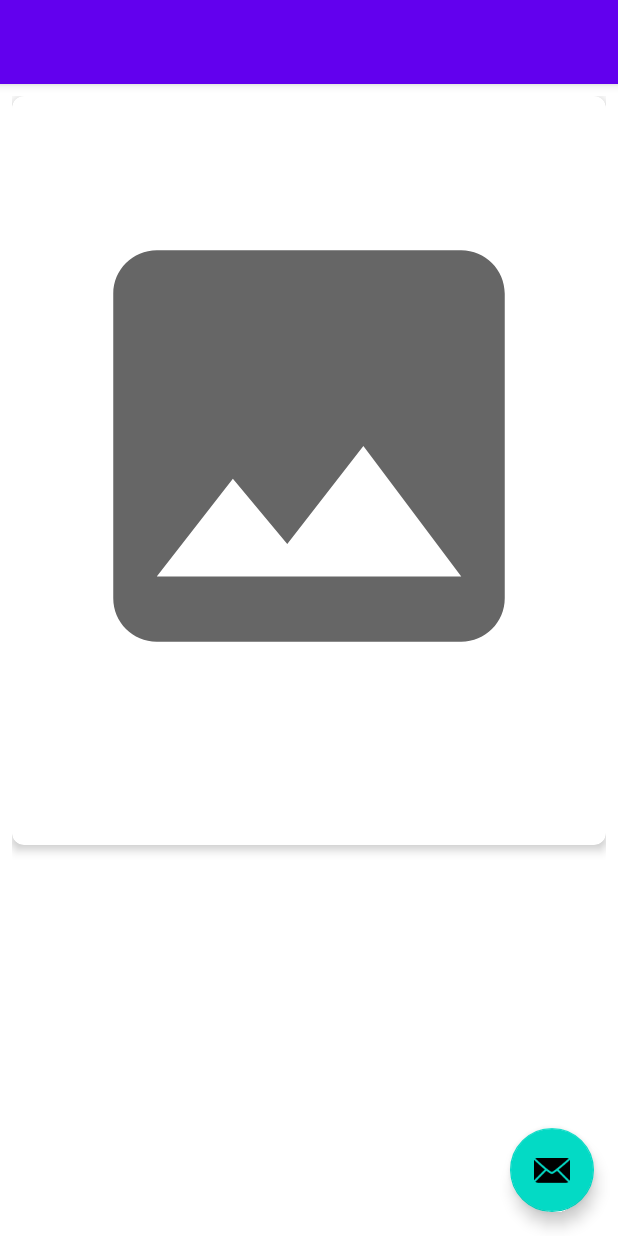
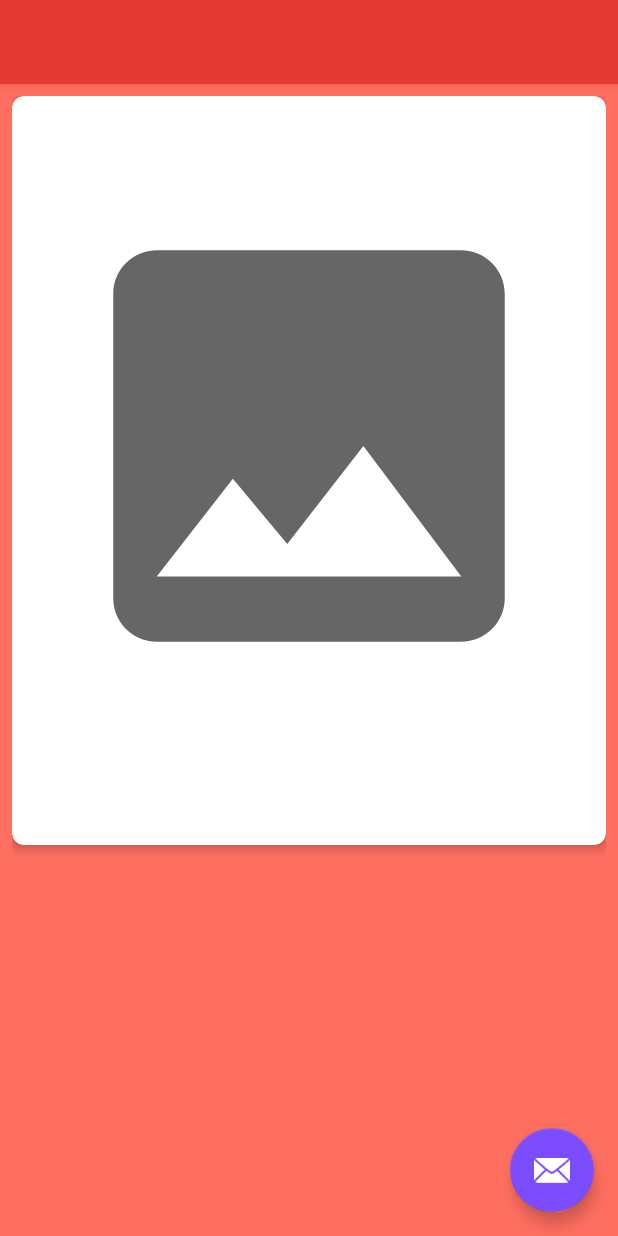
Before and after one commit to EngineerSk/flickr-browser-kotlin, an Android app: the layout activity_photo_details.xml on its own in the app's theme, with its tools: preview values and no code run, on a phone screen of 412 x 824 dp. Run offline under Robolectric (Android 15) with nearby library versions, the phone set to English and light mode, and no system bars.

Commit message:
App theme styles with material colors primary red and secondary purple

```diff
--- a/app/src/main/res/values/colors.xml
+++ b/app/src/main/res/values/colors.xml
@@ -7,4 +7,12 @@
     <color name="teal_700">#FF018786</color>
     <color name="black">#FF000000</color>
     <color name="white">#FFFFFFFF</color>
+    <color name="primaryColor">#e53935</color>
+    <color name="primaryLightColor">#ff6f60</color>
+    <color name="primaryDarkColor">#ab000d</color>
+    <color name="secondaryColor">#7c4dff</color>
+    <color name="secondaryLightColor">#b47cff</color>
+    <color name="secondaryDarkColor">#3f1dcb</color>
+    <color name="primaryTextColor">#fff</color>
+    <color name="secondaryTextColor">#ffffff</color>
 </resources>
--- a/app/src/main/res/values/themes.xml
+++ b/app/src/main/res/values/themes.xml
@@ -2,15 +2,18 @@
     <!-- Base application theme. -->
     <style name="Theme.FlickrBrowser" parent="Theme.MaterialComponents.DayNight.DarkActionBar">
         <!-- Primary brand color. -->
-        <item name="colorPrimary">@color/purple_500</item>
-        <item name="colorPrimaryVariant">@color/purple_700</item>
-        <item name="colorOnPrimary">@color/white</item>
+        <item name="colorPrimary">@color/primaryColor</item>
+        <item name="colorPrimaryVariant">@color/primaryDarkColor</item>
+        <item name="colorOnPrimary">@color/primaryColor</item>
         <!-- Secondary brand color. -->
-        <item name="colorSecondary">@color/teal_200</item>
-        <item name="colorSecondaryVariant">@color/teal_700</item>
-        <item name="colorOnSecondary">@color/black</item>
+        <item name="colorSecondary">@color/secondaryColor</item>
+        <item name="colorSecondaryVariant">@color/secondaryLightColor</item>
+        <item name="colorOnSecondary">@color/white</item>
+        <item name="icon">@color/secondaryTextColor</item>
         <!-- Status bar color. -->
         <item name="android:statusBarColor" tools:targetApi="l">?attr/colorPrimaryVariant</item>
+        <item name="cardBackgroundColor">@color/primaryColor</item>
+        <item name="android:windowBackground">@color/primaryLightColor</item>
         <!-- Customize your theme here. -->
     </style>
 
```
